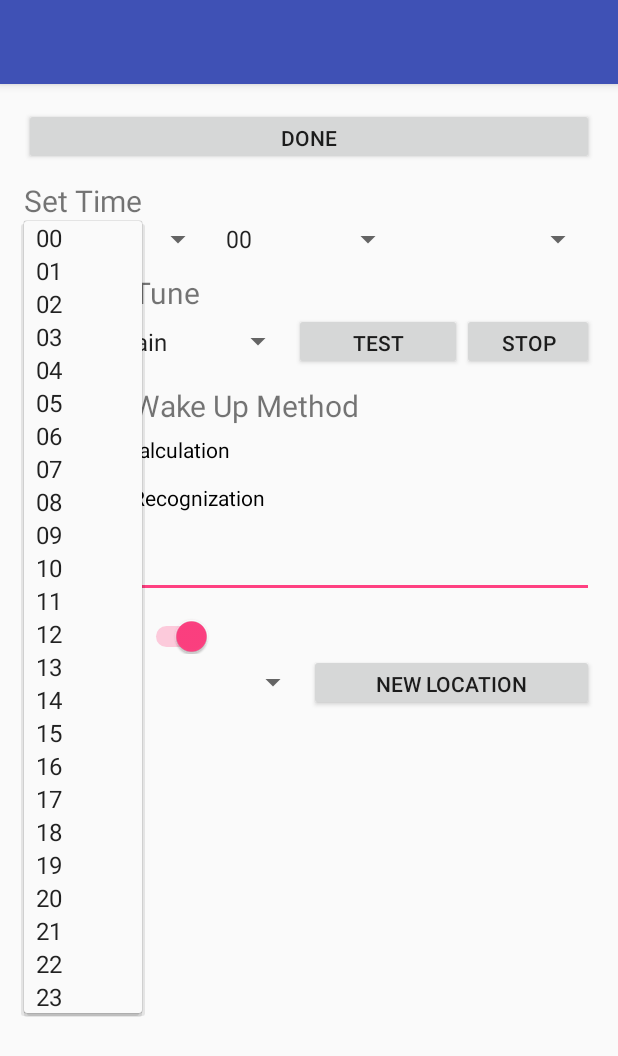
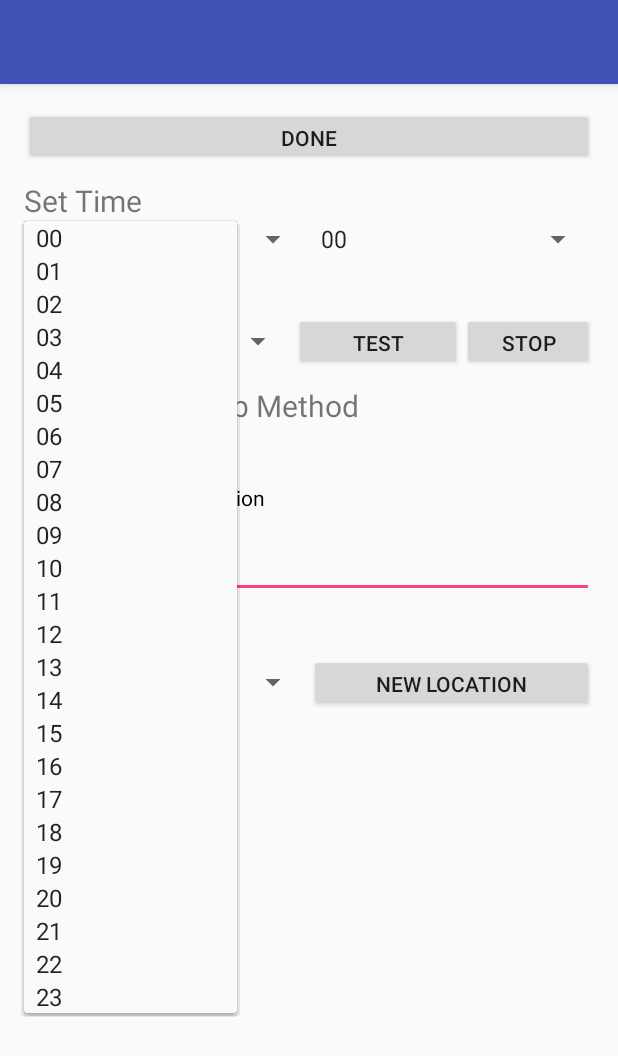
Before and after one commit to mo13yu/DrWaker, an Android app: the Settings screen opened directly, with no data from a screen before it, after a tap on "00", on a phone screen of 412 x 824 dp. Shown: the top 1056 px of the screen. Run offline under Robolectric (Android 15) with nearby library versions, the phone set to English and light mode, and no system bars; 1 statement that could not run was skipped.

Commit message:
setalarm changes

```diff
--- a/app/src/main/java/yunjingl/cmu/edu/drwaker/adapter/ProxyLocation.java
+++ b/app/src/main/java/yunjingl/cmu/edu/drwaker/adapter/ProxyLocation.java
@@ -70,7 +70,7 @@ public abstract class ProxyLocation {
         return locations.get(tag);
     }
 
-    public boolean nearLocation(Location location) {
+    public boolean nearLocation(String la,String lo) {
         //TODO: check if user is in the area
         return false;
     }
--- a/app/src/main/java/yunjingl/cmu/edu/drwaker/ui/RingtonePlayingService.java
+++ b/app/src/main/java/yunjingl/cmu/edu/drwaker/ui/RingtonePlayingService.java
@@ -37,7 +37,7 @@ public class RingtonePlayingService extends Service {
         if(loc_switch){
             String la=intent.getExtras().getString("loc_la");
             String lo=intent.getExtras().getString("loc_lo");
-            //TODO: startring=SetLocation.compare(la,lo);
+            new SetLocation().nearLocation(la,lo);
         }
 
         if(startring){
--- a/app/src/main/res/layout/content_settings.xml
+++ b/app/src/main/res/layout/content_settings.xml
@@ -57,12 +57,6 @@
                 android:id="@+id/minute"
                 android:spinnerMode="dropdown" />
 
-            <Spinner
-                android:layout_width="0dp"
-                android:layout_height="wrap_content"
-                android:layout_weight="1"
-                android:id="@+id/ampm"
-                android:spinnerMode="dropdown" />
         </LinearLayout>
 
         <TextView
--- a/app/src/main/res/layout/row.xml
+++ b/app/src/main/res/layout/row.xml
@@ -14,7 +14,8 @@
         android:layout_width="match_parent"
         android:layout_height="wrap_content"
         android:layout_alignParentLeft="true"
-        android:layout_toLeftOf="@id/remove"/>
+        android:layout_toLeftOf="@id/remove"
+        android:textSize="20dp" />
 
     <Button
         android:layout_width="wrap_content"
```
Also changed, not shown: app/src/main/java/yunjingl/cmu/edu/drwaker/adapter/ProxyAlarm.java (+9 -9 lines), app/src/main/java/yunjingl/cmu/edu/drwaker/entities/Alarm.java (+8 -0 lines), app/src/main/java/yunjingl/cmu/edu/drwaker/entities/Location.java (+12 -4 lines), app/src/main/res/layout/spinner_layout.xml (added, +8 -0 lines).
